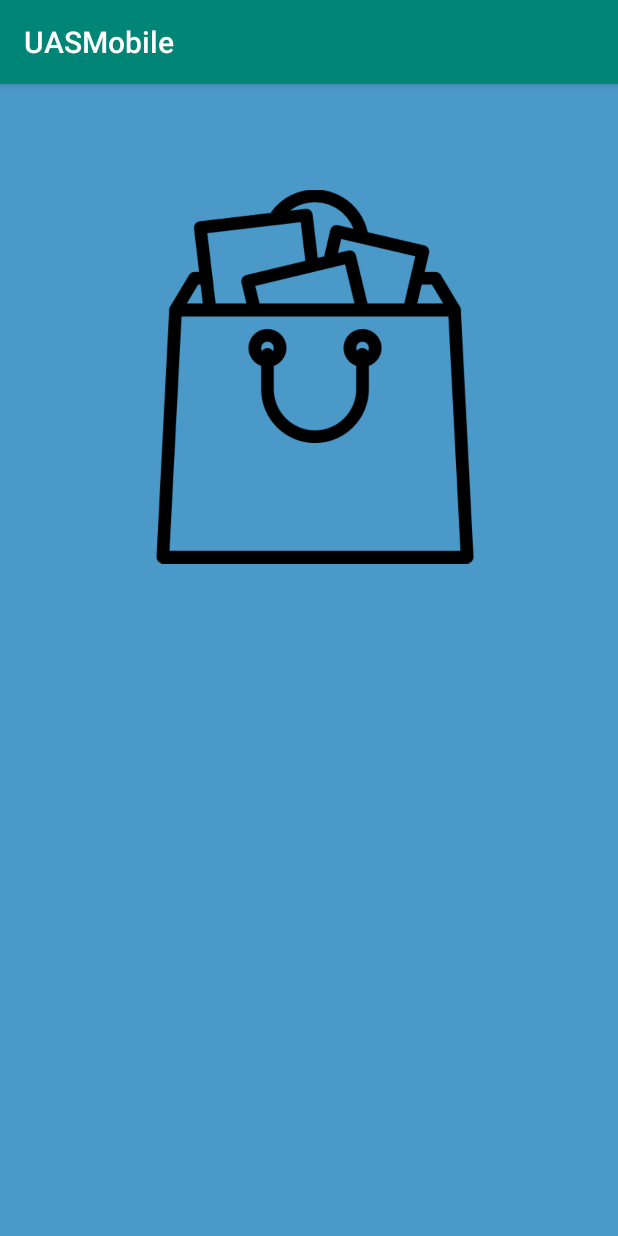
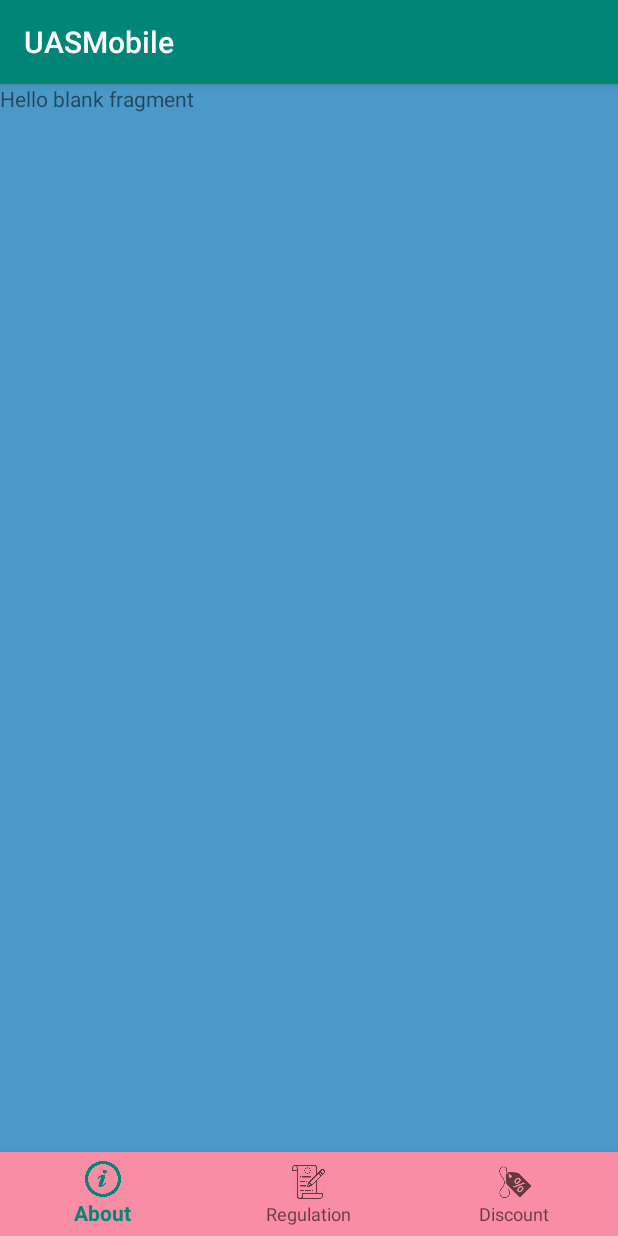
Before and after one commit to YessyNP/UASMobile, an Android app: the MainActivity screen opened directly, with no data from a screen before it, on a phone screen of 412 x 824 dp. Run offline under Robolectric (Android 15) with nearby library versions, the phone set to English and light mode, and no system bars.

Commit message:
menambahkan menu navigation dan membuat fragment about,diskon,dan regulation

```diff
--- a/app/build.gradle
+++ b/app/build.gradle
@@ -25,6 +25,9 @@ dependencies {
     implementation 'androidx.appcompat:appcompat:1.1.0'
     implementation 'androidx.constraintlayout:constraintlayout:1.1.3'
     implementation 'com.google.firebase:firebase-database:16.0.4'
+    implementation 'com.google.android.material:material:1.0.0'
+
+    implementation 'androidx.legacy:legacy-support-v4:1.0.0'
     testImplementation 'junit:junit:4.12'
     androidTestImplementation 'androidx.test:runner:1.2.0'
     androidTestImplementation 'androidx.test.espresso:espresso-core:3.2.0'
--- a/app/src/main/java/com/yessy/uasmobile/activities/MainActivity.java
+++ b/app/src/main/java/com/yessy/uasmobile/activities/MainActivity.java
@@ -1,17 +1,61 @@
 package com.yessy.uasmobile.activities;
 
+import androidx.annotation.NonNull;
 import androidx.appcompat.app.AppCompatActivity;
 
+
 import android.os.Bundle;
+import android.view.MenuItem;
 
+import com.google.android.material.bottomnavigation.BottomNavigationView;
+import androidx.fragment.app.Fragment;
 import com.yessy.uasmobile.R;
+import com.yessy.uasmobile.fragments.AboutFragment;
+import com.yessy.uasmobile.fragments.DiscountFragment;
+import com.yessy.uasmobile.fragments.RegulationFragment;
 
-    public class MainActivity extends AppCompatActivity {
+public class MainActivity extends AppCompatActivity implements BottomNavigationView.OnNavigationItemSelectedListener {
 
-        @Override
-        protected void onCreate(Bundle savedInstanceState) {
-            super.onCreate(savedInstanceState);
-            setContentView(R.layout.activity_main);
+    @Override
+    protected void onCreate(Bundle savedInstanceState) {
+        super.onCreate(savedInstanceState);
+        setContentView(R.layout.activity_main);
+        loadFragment(new AboutFragment());
+        BottomNavigationView bottomNavigationView = findViewById(R.id.navigation);
+        // beri listener pada saat item/menu bottomnavigation terpilih
+        bottomNavigationView.setOnNavigationItemSelectedListener(this);
+    }
+
+    private boolean loadFragment(Fragment fragment) {
+        if (fragment != null) {
+            getSupportFragmentManager().beginTransaction()
+                    .replace(R.id.fragment_container, fragment)
+                    .addToBackStack(null)
+                    .commit();
+            return true;
         }
+        return false;
+    }
 
-            }
+    @Override
+    public boolean onNavigationItemSelected(@NonNull MenuItem menuItem) {
+        Fragment fragment = null;
+        switch (menuItem.getItemId()) {
+            case R.id.action_food:
+                fragment = new AboutFragment();
+                break;
+            case R.id.action_regulation:
+                fragment = new RegulationFragment();
+                break;
+            case R.id.action_discount:
+                fragment = new DiscountFragment();
+                break;
+        }
+        return loadFragment(fragment);
+    }
+
+    @Override
+    public void onPointerCaptureChanged(boolean hasCapture) {
+
+    }
+}
--- /dev/null
+++ b/app/src/main/java/com/yessy/uasmobile/fragments/AboutFragment.java
@@ -0,0 +1,32 @@
+package com.yessy.uasmobile.fragments;
+
+
+import android.os.Bundle;
+
+import androidx.fragment.app.Fragment;
+
+import android.view.LayoutInflater;
+import android.view.View;
+import android.view.ViewGroup;
+
+import com.yessy.uasmobile.R;
+
+/**
+ * A simple {@link Fragment} subclass.
+ */
+public class AboutFragment extends Fragment {
+
+
+    public AboutFragment() {
+        // Required empty public constructor
+    }
+
+
+    @Override
+    public View onCreateView(LayoutInflater inflater, ViewGroup container,
+                             Bundle savedInstanceState) {
+        // Inflate the layout for this fragment
+        return inflater.inflate(R.layout.fragment_about, container, false);
+    }
+
+}
--- a/app/src/main/res/layout/activity_main.xml
+++ b/app/src/main/res/layout/activity_main.xml
@@ -5,24 +5,25 @@
     android:layout_width="match_parent"
     android:layout_height="match_parent"
     tools:context=".activities.MainActivity"
-    android:background="@color/colormain">
+    android:background="@color/colormain"
+    >
 
 
+    <FrameLayout
+        android:id="@+id/fragment_container"
+        android:layout_width="match_parent"
+        android:layout_height="match_parent"
 
+        app:layout_behavior="@string/appbar_scrolling_view_behavior">
 
-    <ImageView
-        android:id="@+id/imageView2"
-        android:layout_width="249dp"
-        android:layout_height="330dp"
-        android:layout_marginStart="50dp"
-        android:layout_marginLeft="50dp"
-        android:layout_marginTop="30dp"
-        android:layout_marginEnd="50dp"
-        android:layout_marginRight="50dp"
-        app:layout_constraintEnd_toEndOf="parent"
-        app:layout_constraintHorizontal_bias="0.561"
-        app:layout_constraintStart_toStartOf="parent"
-        app:layout_constraintTop_toTopOf="parent"
-        app:srcCompat="@drawable/store" />
+    </FrameLayout>
 
-</androidx.constraintlayout.widget.ConstraintLayout>
+    <com.google.android.material.bottomnavigation.BottomNavigationView
+        android:id="@+id/navigation"
+        android:layout_width="match_parent"
+        android:layout_height="wrap_content"
+        android:background="@color/navi"
+        app:layout_constraintBottom_toBottomOf="parent"
+        app:menu="@menu/navigation"/>
+
+    </androidx.constraintlayout.widget.ConstraintLayout>
--- /dev/null
+++ b/app/src/main/res/layout/fragment_about.xml
@@ -0,0 +1,14 @@
+<?xml version="1.0" encoding="utf-8"?>
+<FrameLayout xmlns:android="http://schemas.android.com/apk/res/android"
+    xmlns:tools="http://schemas.android.com/tools"
+    android:layout_width="match_parent"
+    android:layout_height="match_parent"
+    tools:context=".fragments.AboutFragment">
+
+    <!-- TODO: Update blank fragment layout -->
+    <TextView
+        android:layout_width="match_parent"
+        android:layout_height="match_parent"
+        android:text="@string/hello_blank_fragment" />
+
+</FrameLayout>
--- /dev/null
+++ b/app/src/main/res/menu/navigation.xml
@@ -0,0 +1,16 @@
+<menu xmlns:android="http://schemas.android.com/apk/res/android">
+
+        <item
+            android:id="@+id/action_food"
+            android:icon="@drawable/about_png_6"
+            android:title="About" />
+
+        <item
+            android:id="@+id/action_regulation"
+            android:icon="@drawable/re"
+            android:title="Regulation" />
+
+        <item android:id="@+id/action_discount"
+            android:title="Discount"
+            android:icon="@drawable/ic_discount" />
+</menu>
--- a/app/src/main/res/values/colors.xml
+++ b/app/src/main/res/values/colors.xml
@@ -7,5 +7,6 @@
     <color name="colormain">#4A99C9</color>
     <color name="buttonred">#DB212F</color>
     <color name="sewabc">#C9BC5A</color>
+    <color name="navi">#f98da5</color>
 
 </resources>
--- a/app/src/main/res/values/strings.xml
+++ b/app/src/main/res/values/strings.xml
@@ -3,4 +3,7 @@
     <string name="forgot_password">forgot password</string>
     <string name="enter_your_password">Enter Your Password </string>
     <string name="sign_in_to_continue">sign in to continue</string>
+
+    <!-- TODO: Remove or change this placeholder text -->
+    <string name="hello_blank_fragment">Hello blank fragment</string>
 </resources>
```
Also changed, not shown: app/src/main/java/com/yessy/uasmobile/fragments/DiscountFragment.java (added, +32 -0 lines), app/src/main/java/com/yessy/uasmobile/fragments/RegulationFragment.java (added, +32 -0 lines), app/src/main/res/layout/fragment_discount.xml (added, +14 -0 lines), app/src/main/res/layout/fragment_regulation.xml (added, +14 -0 lines), app/src/main/res/drawable-mdpi/about_png_6.png (added), app/src/main/res/drawable-mdpi/ic_discount.png (added), app/src/main/res/drawable-mdpi/re.png (added), app/src/main/res/layout/activity_sewa.xml (line endings or trailing spaces).
